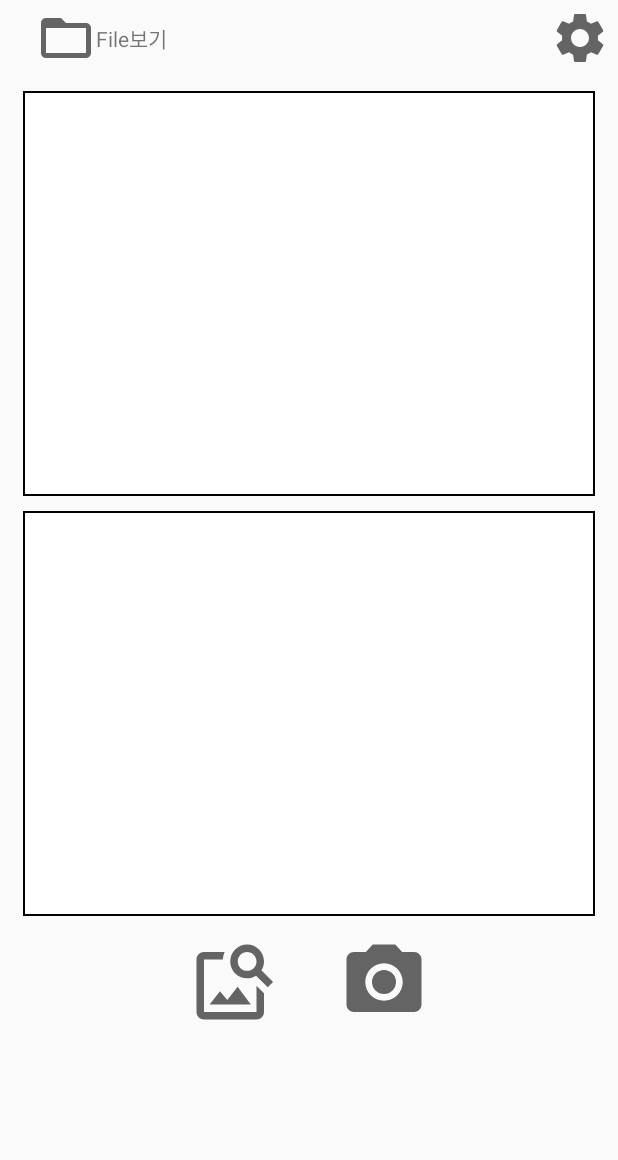
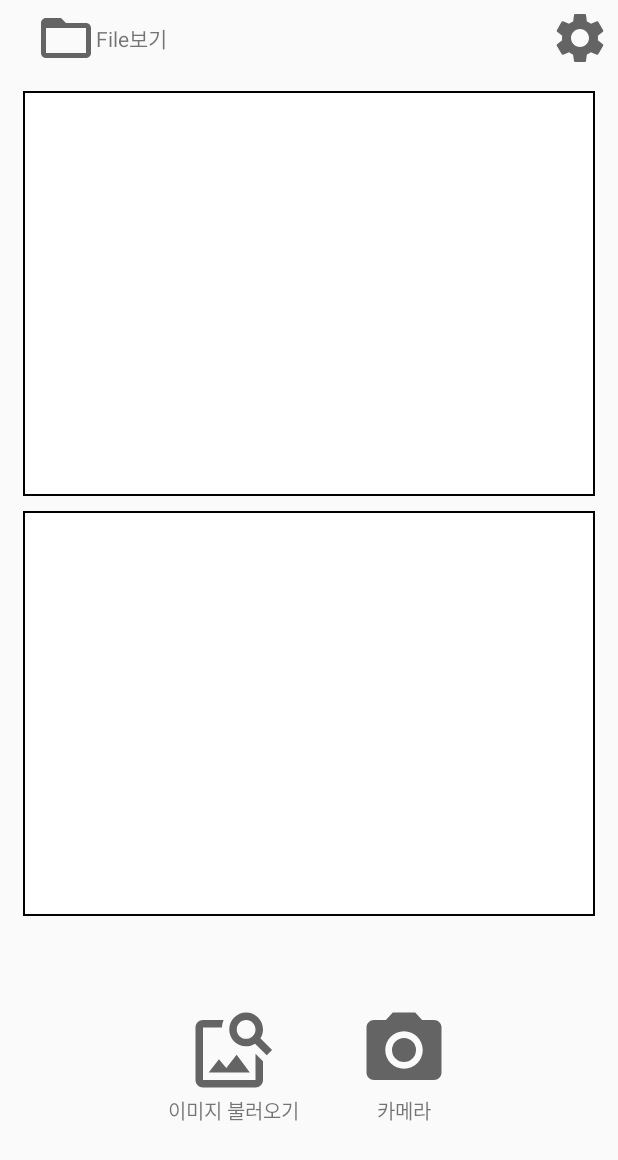
Before and after one commit to kang-seongbeom/SMC, an Android app: the Ocr screen opened directly, with no data from a screen before it, on a phone screen of 412 x 824 dp. Shown: the top 1160 px of the screen. Run offline under Robolectric (Android 15) with nearby library versions, the phone set to English and light mode, and no system bars; libraries missing offline, so code that uses them is left out: com.davemorrissey.labs, com.microsoft.projectoxford; plain views replace SubsamplingScaleImageView; 2 statements that could not run were skipped.

```diff
--- a/app/src/main/java/com/example/computervisionandstt/ImageAndTextView.java
+++ b/app/src/main/java/com/example/computervisionandstt/ImageAndTextView.java
@@ -239,7 +239,7 @@ public class ImageAndTextView extends AppCompatActivity {
 
                             //화면을 키우다 보면 화질이 나빠지기 때문에
                             //비트맵으로 디코딩 몫의 숫자를 작게하면 너무 끊김김
-                           if(currentHeight%150==0)
+                           if(currentHeight%10==0)
                                 //savedImage.setImageBitmap(rotateImage(BitmapFactory.decodeFile(path + "/" + "image.jpg"),0));
                                if (path != null) {
                                    File mfile = new File(path + "/" + "image.jpg");
--- a/app/src/main/res/layout/activity_ocr.xml
+++ b/app/src/main/res/layout/activity_ocr.xml
@@ -47,6 +47,7 @@
         android:layout_marginStart="15dp"
         android:layout_marginEnd="15dp"
         android:layout_marginTop="10dp"
+        android:padding="10dp"
         android:background="@drawable/stroke"/>
     <TextView
         android:id="@+id/ocrImageToText"
@@ -56,6 +57,7 @@
         android:layout_marginStart="15dp"
         android:layout_marginEnd="15dp"
         android:layout_marginTop="10dp"
+        android:padding="10dp"
         android:background="@drawable/stroke"/>
 
 
@@ -63,12 +65,11 @@
         android:layout_width="match_parent"
         android:layout_height="match_parent">
 
-
         <LinearLayout
             android:id="@+id/firstConstraintLayout"
             android:layout_width="match_parent"
-            android:layout_height="80dp"
-            android:layout_marginTop="4dp"
+            android:layout_height="120dp"
+            android:layout_marginTop="40dp"
             android:gravity="center"
             android:orientation="horizontal"
             android:padding="10dp"
@@ -76,23 +77,44 @@
             app:layout_constraintTop_toTopOf="parent"
             tools:layout_editor_absoluteX="0dp">
 
-
+            <LinearLayout
+                android:layout_width="wrap_content"
+                android:layout_height="wrap_content"
+                android:orientation="vertical"
+                android:gravity="center_horizontal"
+                android:layout_marginEnd="20dp">
                 <androidx.appcompat.widget.AppCompatImageView
                     android:id="@+id/getImageButton"
                     android:layout_width="60dp"
                     android:layout_height="60dp"
-                android:layout_marginEnd="20dp"
                     android:clickable="true"
                     android:src="@drawable/ic_baseline_image_search_24" />
+                <TextView
+                    android:text="이미지 불러오기"
+                    android:textSize="13dp"
+                    android:layout_width="wrap_content"
+                    android:layout_height="wrap_content"/>
+            </LinearLayout>
 
+
+        <LinearLayout
+            android:layout_width="wrap_content"
+            android:layout_height="wrap_content"
+            android:orientation="vertical"
+            android:gravity="center_horizontal"
+            android:layout_marginStart="20dp">
             <androidx.appcompat.widget.AppCompatImageView
                 android:id="@+id/captureButton"
                 android:layout_width="60dp"
                 android:layout_height="60dp"
-
-                android:layout_marginStart="20dp"
                 android:clickable="true"
                 android:src="@drawable/ic_baseline_photo_camera_24" />
+            <TextView
+                android:text="카메라"
+                android:textSize="13dp"
+                android:layout_width="wrap_content"
+                android:layout_height="wrap_content"/>
+        </LinearLayout>
 
 
         </LinearLayout>
@@ -100,8 +122,8 @@
         <LinearLayout
             android:id="@+id/secondConstraintLayout"
             android:layout_width="match_parent"
-            android:layout_height="80dp"
-            android:layout_marginTop="52dp"
+            android:layout_height="wrap_content"
+            android:layout_marginTop="40dp"
             android:gravity="center"
             android:orientation="horizontal"
             android:padding="10dp"
@@ -109,13 +131,29 @@
             android:visibility="invisible"
             tools:layout_editor_absoluteX="0dp">
 
+            <LinearLayout
+                android:layout_width="wrap_content"
+                android:layout_height="wrap_content"
+                android:orientation="vertical"
+                android:gravity="center_horizontal">
                 <androidx.appcompat.widget.AppCompatImageView
                     android:id="@+id/ocrStartButton"
                     android:layout_width="60dp"
                     android:layout_height="60dp"
                     android:clickable="true"
                     android:src="@drawable/ic_baseline_g_translate_24" />
+                <TextView
+                    android:text="텍스트 추출"
+                    android:textSize="13dp"
+                    android:layout_width="wrap_content"
+                    android:layout_height="wrap_content"/>
+            </LinearLayout>
 
+            <LinearLayout
+                android:layout_width="wrap_content"
+                android:layout_height="wrap_content"
+                android:orientation="vertical"
+                android:gravity="center_horizontal">
                 <androidx.appcompat.widget.AppCompatImageView
                     android:id="@+id/ttsStartButton"
                     android:layout_width="60dp"
@@ -124,13 +162,31 @@
                     android:layout_marginEnd="30dp"
                     android:clickable="true"
                     android:src="@drawable/ic_baseline_graphic_eq_24" />
+                <TextView
+                    android:text="텍스트 읽기"
+                    android:textSize="13dp"
+                    android:layout_width="wrap_content"
+                    android:layout_height="wrap_content"/>
+            </LinearLayout>
 
+            <LinearLayout
+                android:layout_width="wrap_content"
+                android:layout_height="wrap_content"
+                android:orientation="vertical"
+                android:gravity="center_horizontal">
                 <androidx.appcompat.widget.AppCompatImageView
                     android:id="@+id/saveButton"
                     android:layout_width="60dp"
                     android:layout_height="60dp"
                     android:clickable="true"
                     android:src="@drawable/ic_baseline_stop_24" />
+                <TextView
+                    android:text="저장하기"
+                    android:textSize="13dp"
+                    android:layout_width="wrap_content"
+                    android:layout_height="wrap_content"/>
+            </LinearLayout>
+
         </LinearLayout>
     </androidx.constraintlayout.widget.ConstraintLayout>
 
--- a/app/src/main/res/layout/setting_seekbar.xml
+++ b/app/src/main/res/layout/setting_seekbar.xml
@@ -9,7 +9,8 @@
         android:text="setPitch"
         android:layout_width="wrap_content"
         android:layout_height="wrap_content"
-        android:layout_marginBottom="5dp"/>
+        android:layout_marginBottom="5dp"
+        android:layout_marginStart="15dp"/>
     <SeekBar
         android:id="@+id/setPitchSeekBar"
         android:layout_width="match_parent"
@@ -24,7 +25,8 @@
         android:text="setSpeechRate"
         android:layout_width="wrap_content"
         android:layout_height="wrap_content"
-        android:layout_marginBottom="5dp"/>
+        android:layout_marginBottom="5dp"
+        android:layout_marginStart="15dp"/>
     <SeekBar
         android:id="@+id/setSpeechRateSeekBar"
         android:layout_width="match_parent"
--- a/build.gradle
+++ b/build.gradle
@@ -6,7 +6,7 @@ buildscript {
     }
     dependencies {
         classpath 'com.android.tools.build:gradle:4.0.1'
-        classpath 'com.google.gms:google-services:4.2.0'
+        classpath 'com.google.gms:google-services:4.3.3'
 
         // NOTE: Do not place your application dependencies here; they belong
         // in the individual module build.gradle files
```
Also changed, not shown: app/src/main/java/com/example/computervisionandstt/FileView.java (+9 -7 lines), app/src/main/java/com/example/computervisionandstt/Login.java (+21 -0 lines), app/src/main/res/layout/activity_file_view.xml (+3 -5 lines), app/src/main/res/layout/activity_image_and_text_view.xml (+33 -6 lines). Lines whose indentation alone changed are shown as unchanged.
